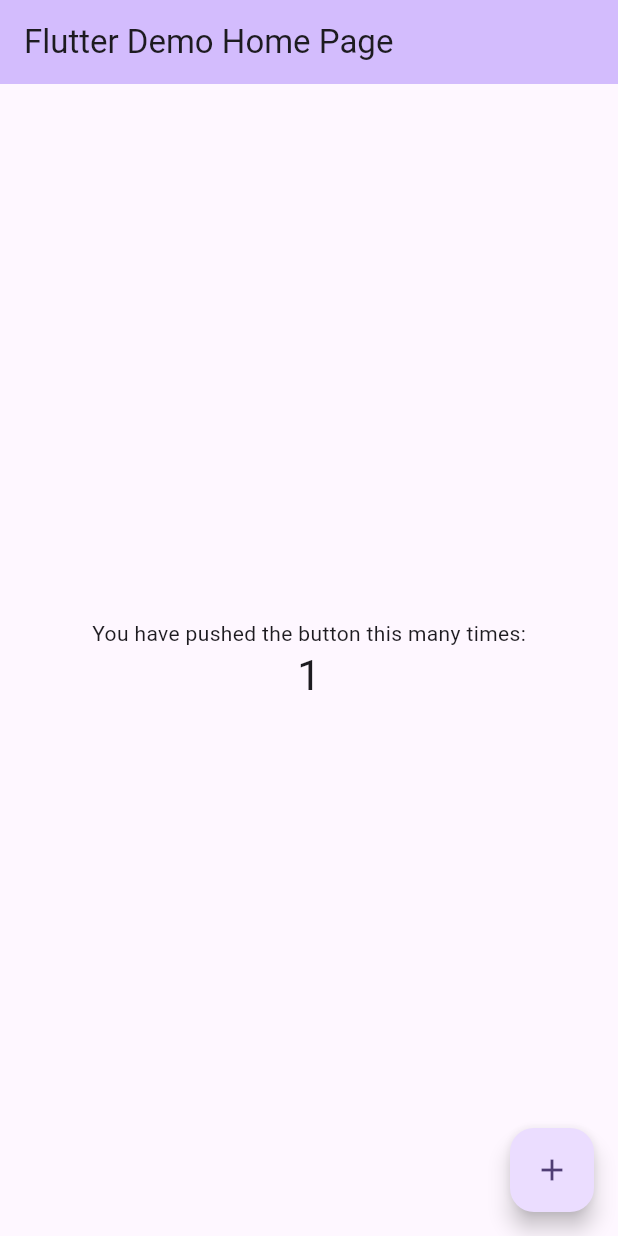
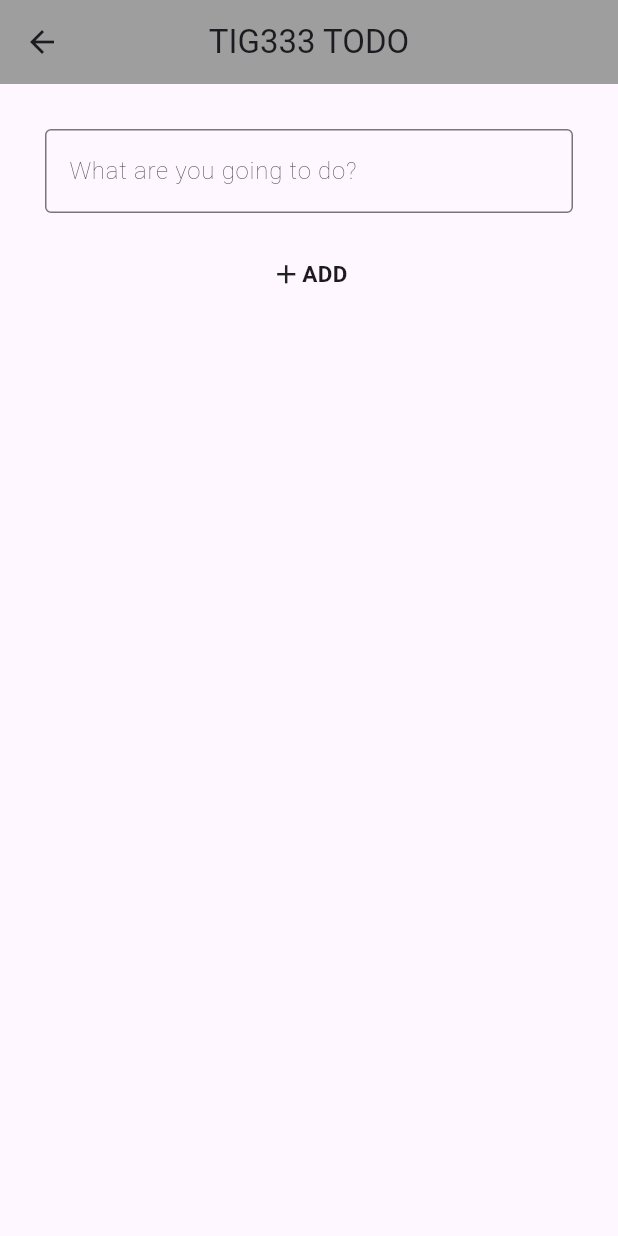
Before and after one commit to gu-tig333-ht24/gusmwalmem, a Flutter app: the screen it shows after launch, after a tap on the "add" icon, on a phone screen of 412 x 824 dp. Run offline on Flutter 3.47's test engine with Material 3 defaults, Android fonts, the phone set to English and light mode, and no system bars.

Commit message:
Created initial views for TODO app

```diff
--- /dev/null
+++ b/lib/add_task_view.dart
@@ -0,0 +1,38 @@
+import 'package:flutter/material.dart';
+
+class AddTaskView extends StatelessWidget {
+  // const AddTaskView({super.key});
+
+  @override
+  Widget build(BuildContext context) {
+    return Scaffold(
+      appBar: AppBar(
+        centerTitle: true,
+        title: const Text("TIG333 TODO"),
+        backgroundColor: Colors.grey,
+      ),
+      body: Column(children: [
+        Padding(
+          padding: EdgeInsets.all(30.0),
+          child: TextField(
+              decoration: InputDecoration(
+                border: OutlineInputBorder(),
+                hintText: "What are you going to do?",
+              ),
+              style:
+                  TextStyle(fontWeight: FontWeight.w200, color: Colors.grey)),
+        ),
+        GestureDetector(
+          onTap: () {},
+          child: Row(mainAxisAlignment: MainAxisAlignment.center, children: [
+            Icon(Icons.add, size: 21),
+            Text(
+              "ADD",
+              style: TextStyle(fontWeight: FontWeight.bold, fontSize: 15),
+            ),
+          ]),
+        ),
+      ]),
+    );
+  }
+}
--- a/lib/main.dart
+++ b/lib/main.dart
@@ -1,125 +1,114 @@
 import 'package:flutter/material.dart';
+import 'package:uppgift_1/add_task_view.dart';
+
+enum FilteringOptions { all, done, undone }
 
 void main() {
-  runApp(const MyApp());
+  runApp(
+    MaterialApp(
+      title: "TIG333",
+      home: MyHomePage(),
+    ),
+  );
 }
 
-class MyApp extends StatelessWidget {
-  const MyApp({super.key});
+class MyHomePage extends StatefulWidget {
+  @override
+  _MyHomePageState createState() => _MyHomePageState();
+}
 
-  // This widget is the root of your application.
+class _MyHomePageState extends State<MyHomePage> {
+  bool? value = false;
+  FilteringOptions? selectedOption;
+
   @override
   Widget build(BuildContext context) {
-    return MaterialApp(
-      title: 'Flutter Demo',
-      theme: ThemeData(
-        // This is the theme of your application.
-        //
-        // TRY THIS: Try running your application with "flutter run". You'll see
-        // the application has a purple toolbar. Then, without quitting the app,
-        // try changing the seedColor in the colorScheme below to Colors.green
-        // and then invoke "hot reload" (save your changes or press the "hot
-        // reload" button in a Flutter-supported IDE, or press "r" if you used
-        // the command line to start the app).
-        //
-        // Notice that the counter didn't reset back to zero; the application
-        // state is not lost during the reload. To reset the state, use hot
-        // restart instead.
-        //
-        // This works for code too, not just values: Most code changes can be
-        // tested with just a hot reload.
-        colorScheme: ColorScheme.fromSeed(seedColor: Colors.deepPurple),
-        useMaterial3: true,
+    return Scaffold(
+      appBar: AppBar(
+        centerTitle: true,
+        title: const Text("TIG333 TODO"),
+        backgroundColor: Colors.grey,
+        actions: [
+          PopupMenuButton<FilteringOptions>(
+            initialValue: selectedOption,
+            onSelected: (FilteringOptions item) {
+              setState(() {
+                selectedOption = item;
+              });
+            },
+            itemBuilder: (BuildContext context) =>
+                <PopupMenuEntry<FilteringOptions>>[
+              const PopupMenuItem<FilteringOptions>(
+                value: FilteringOptions.all,
+                child: Text('All'),
+              ),
+              const PopupMenuItem<FilteringOptions>(
+                value: FilteringOptions.done,
+                child: Text('Done'),
+              ),
+              const PopupMenuItem<FilteringOptions>(
+                value: FilteringOptions.undone,
+                child: Text('Undone'),
+              ),
+            ],
+          ),
+        ],
       ),
-      home: const MyHomePage(title: 'Flutter Demo Home Page'),
+      body: ListView(
+        children: [
+          TaskItem("Handla mjölk"),
+          Divider(),
+          TaskItem("Klippa gräset"),
+          Divider(),
+          TaskItem("Tvätta"),
+          Divider(),
+        ],
+      ),
+      floatingActionButton: FloatingActionButton(
+        shape: const CircleBorder(),
+        onPressed: () {
+          Navigator.push(
+              context, MaterialPageRoute(builder: (context) => AddTaskView()));
+        },
+        backgroundColor: Colors.grey,
+        child: const Icon(Icons.add, size: 50, color: Colors.white),
+      ),
+      floatingActionButtonLocation: FloatingActionButtonLocation.endFloat,
+    );
+  }
+
+  Row TaskItem(String taskTitle) {
+    return Row(
+      mainAxisAlignment: MainAxisAlignment.start,
+      crossAxisAlignment: CrossAxisAlignment.center,
+      children: [
+        Expanded(
+          child: Padding(
+            padding: const EdgeInsets.only(bottom: 10, top: 10),
+            child: Row(
+              children: [
+                Checkbox(
+                    value: value,
+                    onChanged: (bool? newValue) => {
+                          setState(() {
+                            value = newValue;
+                          })
+                        }),
+                Text(taskTitle,
+                    style: TextStyle(
+                        fontSize: 21,
+                        decoration: value == true
+                            ? TextDecoration.lineThrough
+                            : TextDecoration.none)),
+              ],
+            ),
+          ),
+        ),
+        const Padding(
+          padding: EdgeInsets.only(right: 13),
+          child: Icon(Icons.close),
+        ),
+      ],
     );
   }
 }
-
-class MyHomePage extends StatefulWidget {
-  const MyHomePage({super.key, required this.title});
-
-  // This widget is the home page of your application. It is stateful, meaning
-  // that it has a State object (defined below) that contains fields that affect
-  // how it looks.
-
-  // This class is the configuration for the state. It holds the values (in this
-  // case the title) provided by the parent (in this case the App widget) and
-  // used by the build method of the State. Fields in a Widget subclass are
-  // always marked "final".
-
-  final String title;
-
-  @override
-  State<MyHomePage> createState() => _MyHomePageState();
-}
-
-class _MyHomePageState extends State<MyHomePage> {
-  int _counter = 0;
-
-  void _incrementCounter() {
-    setState(() {
-      // This call to setState tells the Flutter framework that something has
-      // changed in this State, which causes it to rerun the build method below
-      // so that the display can reflect the updated values. If we changed
-      // _counter without calling setState(), then the build method would not be
-      // called again, and so nothing would appear to happen.
-      _counter++;
-    });
-  }
-
-  @override
-  Widget build(BuildContext context) {
-    // This method is rerun every time setState is called, for instance as done
-    // by the _incrementCounter method above.
-    //
-    // The Flutter framework has been optimized to make rerunning build methods
-    // fast, so that you can just rebuild anything that needs updating rather
-    // than having to individually change instances of widgets.
-    return Scaffold(
-      appBar: AppBar(
-        // TRY THIS: Try changing the color here to a specific color (to
-        // Colors.amber, perhaps?) and trigger a hot reload to see the AppBar
-        // change color while the other colors stay the same.
-        backgroundColor: Theme.of(context).colorScheme.inversePrimary,
-        // Here we take the value from the MyHomePage object that was created by
-        // the App.build method, and use it to set our appbar title.
-        title: Text(widget.title),
-      ),
-      body: Center(
-        // Center is a layout widget. It takes a single child and positions it
-        // in the middle of the parent.
-        child: Column(
-          // Column is also a layout widget. It takes a list of children and
-          // arranges them vertically. By default, it sizes itself to fit its
-          // children horizontally, and tries to be as tall as its parent.
-          //
-          // Column has various properties to control how it sizes itself and
-          // how it positions its children. Here we use mainAxisAlignment to
-          // center the children vertically; the main axis here is the vertical
-          // axis because Columns are vertical (the cross axis would be
-          // horizontal).
-          //
-          // TRY THIS: Invoke "debug painting" (choose the "Toggle Debug Paint"
-          // action in the IDE, or press "p" in the console), to see the
-          // wireframe for each widget.
-          mainAxisAlignment: MainAxisAlignment.center,
-          children: <Widget>[
-            const Text(
-              'You have pushed the button this many times:',
-            ),
-            Text(
-              '$_counter',
-              style: Theme.of(context).textTheme.headlineMedium,
-            ),
-          ],
-        ),
-      ),
-      floatingActionButton: FloatingActionButton(
-        onPressed: _incrementCounter,
-        tooltip: 'Increment',
-        child: const Icon(Icons.add),
-      ), // This trailing comma makes auto-formatting nicer for build methods.
-    );
-  }
-}
```
